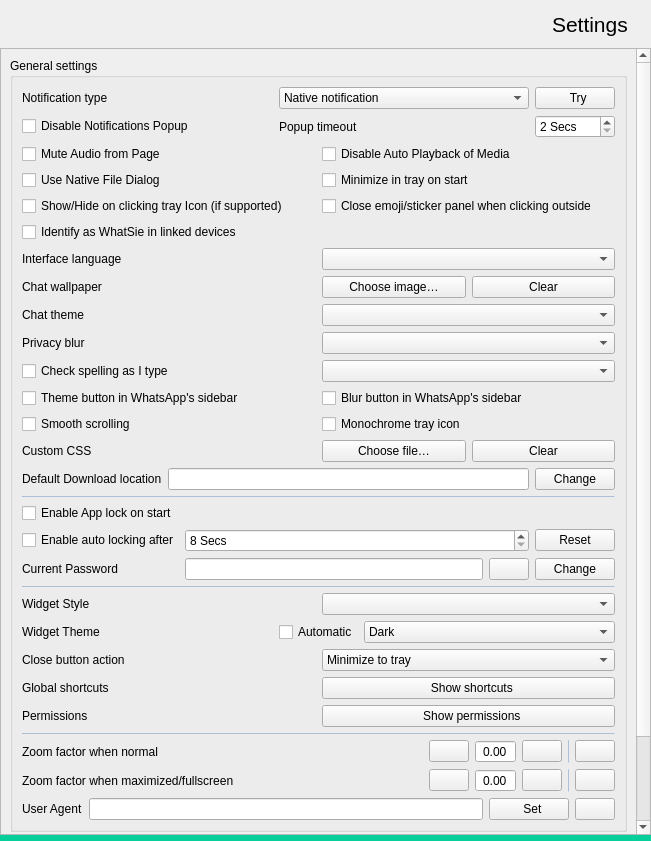
Old version of the form src/settingswidget.ui in the repository shakaran/whatly.
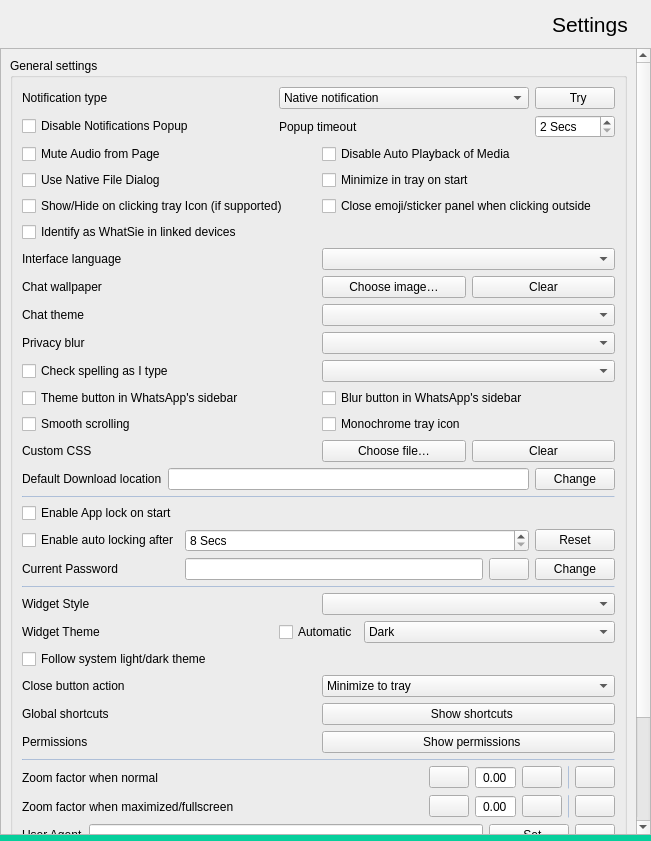
New version of the form. Icons and pictures are not drawn.

Commit message: feat(theme): follow the desktop's light/dark preference

Patch:
```diff
--- a/src/settingswidget.ui
+++ b/src/settingswidget.ui
@@ -192,6 +192,16 @@
               </item>
              </widget>
             </item>
+            <item row="1" column="0" colspan="3">
+             <widget class="QCheckBox" name="followSystemThemeCheckBox">
+              <property name="toolTip">
+               <string>&lt;html&gt;&lt;head/&gt;&lt;body&gt;&lt;p&gt;Match the desktop's own light/dark preference, and change with it. Overrides the manual theme and the automatic sunrise/sunset switch.&lt;/p&gt;&lt;/body&gt;&lt;/html&gt;</string>
+              </property>
+              <property name="text">
+               <string>Follow system light/dark theme</string>
+              </property>
+             </widget>
+            </item>
            </layout>
           </item>
           <item row="4" column="0">
```
The commit also changes 19 other files.
